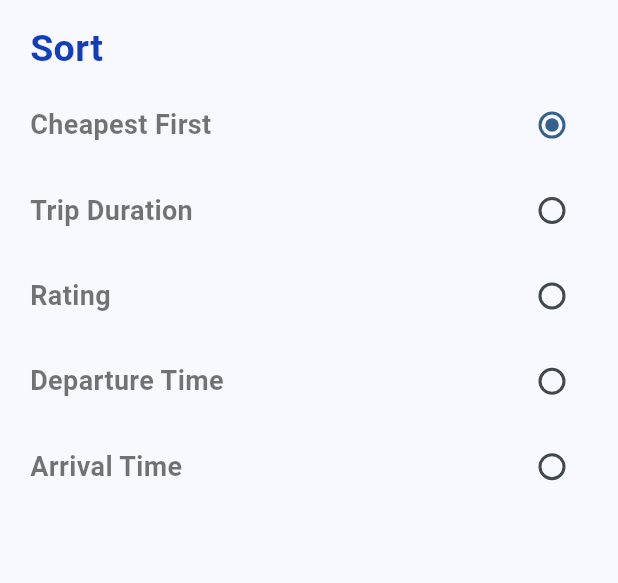
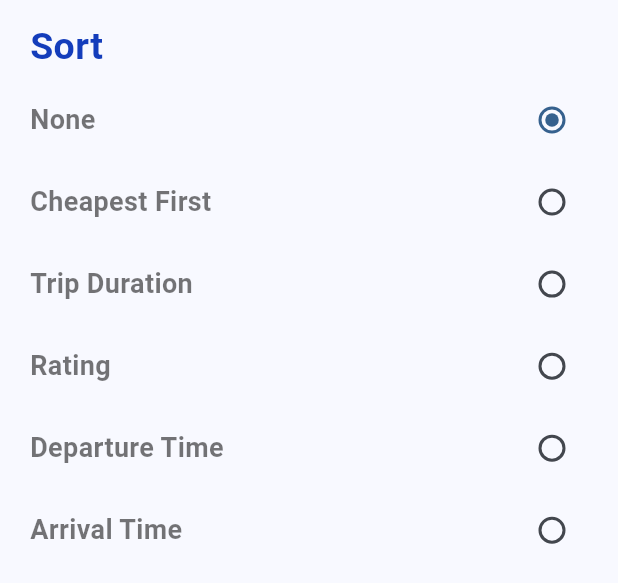
Before and after one commit to saninthottungal/fairFlights, a Flutter app: the CustomModaleWidget widget shown alone on an empty page, opened directly, on a phone screen of 412 x 824 dp. Shown: the top 583 px of the screen. Run offline on Flutter 3.47's test engine with Material 3 defaults, Android fonts, the phone set to English and light mode, and no system bars; our stand-ins replace connectivity_plus, dio, flutter_dotenv, google_fonts, lottie; missing offline and left inert: network_info_plus, scrollable_clean_calendar.

Commit message:
sort UI ready, sorting yet to work

```diff
--- a/lib/Core/Constants/enums.dart
+++ b/lib/Core/Constants/enums.dart
@@ -19,3 +19,12 @@ enum TripWay {
   departureWay,
   returnWay,
 }
+
+enum SortValues {
+  none,
+  cheapestFirst,
+  tripDuration,
+  rating,
+  departureTime,
+  arrivalTime,
+}
--- /dev/null
+++ b/lib/Providers/FlightProviders/SortProvider.dart
@@ -0,0 +1,11 @@
+import 'package:flight_booking/Core/Constants/enums.dart';
+import 'package:flutter/material.dart';
+
+class SortProvider extends ChangeNotifier {
+  SortValues selectedGroupValue = SortValues.none;
+
+  set changeSort(SortValues value) {
+    selectedGroupValue = value;
+    notifyListeners();
+  }
+}
--- a/lib/Screens/ScreenFlightsList/Widgets/CustomModale.dart
+++ b/lib/Screens/ScreenFlightsList/Widgets/CustomModale.dart
@@ -1,5 +1,8 @@
 import 'package:flight_booking/Core/Constants/colors.dart';
+import 'package:flight_booking/Core/Constants/enums.dart';
+import 'package:flight_booking/Providers/FlightProviders/SortProvider.dart';
 import 'package:flutter/material.dart';
+import 'package:provider/provider.dart';
 
 class CustomModaleWidget extends StatelessWidget {
   const CustomModaleWidget({super.key});
@@ -9,8 +12,9 @@ class CustomModaleWidget extends StatelessWidget {
     final height = MediaQuery.of(context).size.height;
     return Container(
       margin: const EdgeInsets.only(top: 10, left: 20, right: 20, bottom: 10),
-      height: height * 0.4,
-      child: Column(
+      height: height * 0.45,
+      child: Consumer<SortProvider>(builder: (context, provider, _) {
+        return Column(
           mainAxisAlignment: MainAxisAlignment.spaceAround,
           children: [
             SizedBox(
@@ -27,6 +31,25 @@ class CustomModaleWidget extends StatelessWidget {
               mainAxisAlignment: MainAxisAlignment.spaceBetween,
               children: [
                 const Text(
+                  "None",
+                  style: TextStyle(
+                    fontWeight: FontWeight.bold,
+                    fontSize: 18,
+                    color: Colors.black54,
+                  ),
+                ),
+                Radio(
+                    value: SortValues.none,
+                    groupValue: provider.selectedGroupValue,
+                    onChanged: (value) {
+                      provider.changeSort = value ?? SortValues.none;
+                    })
+              ],
+            ),
+            Row(
+              mainAxisAlignment: MainAxisAlignment.spaceBetween,
+              children: [
+                const Text(
                   "Cheapest First",
                   style: TextStyle(
                     fontWeight: FontWeight.bold,
@@ -34,7 +57,12 @@ class CustomModaleWidget extends StatelessWidget {
                     color: Colors.black54,
                   ),
                 ),
-              Radio(value: true, groupValue: true, onChanged: (value) {})
+                Radio(
+                    value: SortValues.cheapestFirst,
+                    groupValue: provider.selectedGroupValue,
+                    onChanged: (value) {
+                      provider.changeSort = value ?? SortValues.cheapestFirst;
+                    })
               ],
             ),
             Row(
@@ -48,7 +76,12 @@ class CustomModaleWidget extends StatelessWidget {
                     color: Colors.black54,
                   ),
                 ),
-              Radio(value: true, groupValue: false, onChanged: (value) {})
+                Radio(
+                    value: SortValues.tripDuration,
+                    groupValue: provider.selectedGroupValue,
+                    onChanged: (value) {
+                      provider.changeSort = value ?? SortValues.tripDuration;
+                    })
               ],
             ),
             Row(
@@ -62,7 +95,12 @@ class CustomModaleWidget extends StatelessWidget {
                     color: Colors.black54,
                   ),
                 ),
-              Radio(value: true, groupValue: false, onChanged: (value) {})
+                Radio(
+                    value: SortValues.rating,
+                    groupValue: provider.selectedGroupValue,
+                    onChanged: (value) {
+                      provider.changeSort = value ?? SortValues.rating;
+                    })
               ],
             ),
             Row(
@@ -76,7 +114,12 @@ class CustomModaleWidget extends StatelessWidget {
                     color: Colors.black54,
                   ),
                 ),
-              Radio(value: true, groupValue: false, onChanged: (value) {})
+                Radio(
+                    value: SortValues.departureTime,
+                    groupValue: provider.selectedGroupValue,
+                    onChanged: (value) {
+                      provider.changeSort = value ?? SortValues.departureTime;
+                    })
               ],
             ),
             Row(
@@ -90,11 +133,17 @@ class CustomModaleWidget extends StatelessWidget {
                     color: Colors.black54,
                   ),
                 ),
-              Radio(value: true, groupValue: false, onChanged: (value) {})
+                Radio(
+                    value: SortValues.arrivalTime,
+                    groupValue: provider.selectedGroupValue,
+                    onChanged: (value) {
+                      provider.changeSort = value ?? SortValues.arrivalTime;
+                    })
               ],
             ),
           ],
-      ),
+        );
+      }),
     );
   }
 }
--- a/lib/main.dart
+++ b/lib/main.dart
@@ -3,6 +3,7 @@ import 'package:flight_booking/Providers/CalendarProvider/CalendarProvider.dart'
 import 'package:flight_booking/Providers/CitySearchProviders/CitySearchProvider.dart';
 import 'package:flight_booking/Providers/FlightProviders/DataLoadingProvider.dart';
 import 'package:flight_booking/Providers/FlightProviders/FlightDataProvider.dart';
+import 'package:flight_booking/Providers/FlightProviders/SortProvider.dart';
 import 'package:flight_booking/Providers/HomeProviders/FromToProvider.dart';
 import 'package:flight_booking/Providers/HomeProviders/TravellerClassProvider.dart';
 import 'package:flight_booking/Providers/HomeProviders/TripChipProvider.dart';
@@ -55,6 +56,9 @@ class MyApp extends StatelessWidget {
         ChangeNotifierProvider(
           create: (context) => DataLoadingProvider(),
         ),
+        ChangeNotifierProvider(
+          create: (context) => SortProvider(),
+        ),
       ],
       child: MaterialApp(
         title: 'Fare Flights',
```
Lines whose indentation alone changed are shown as unchanged.
